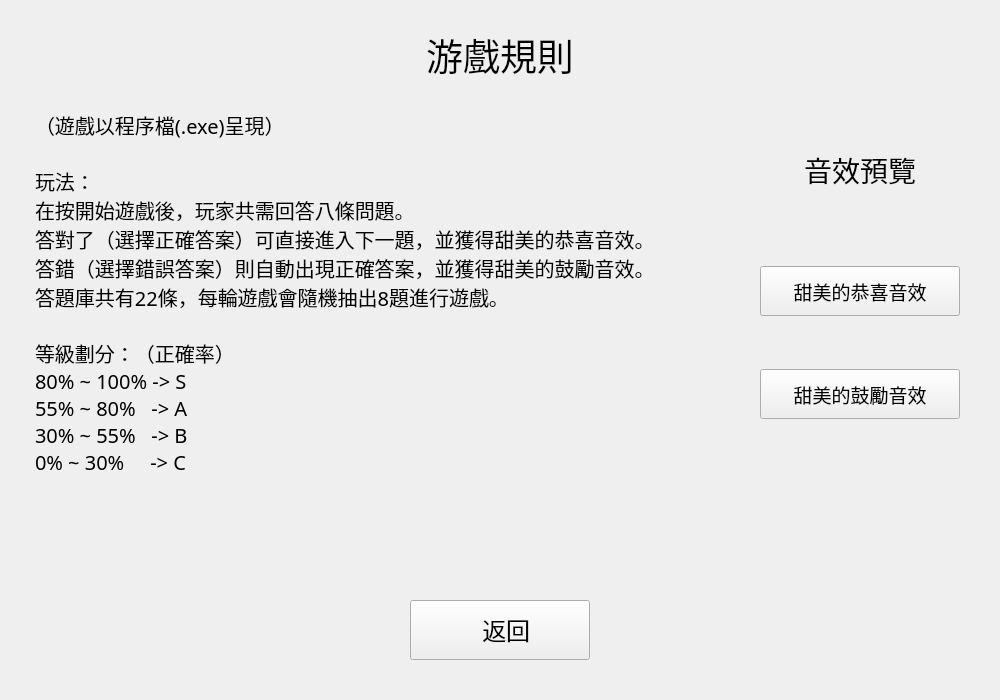
The window that src/ui/rulewidget.ui (hwc20896/EMProj_CMake) describes before a commit, drawn with Qt 5.
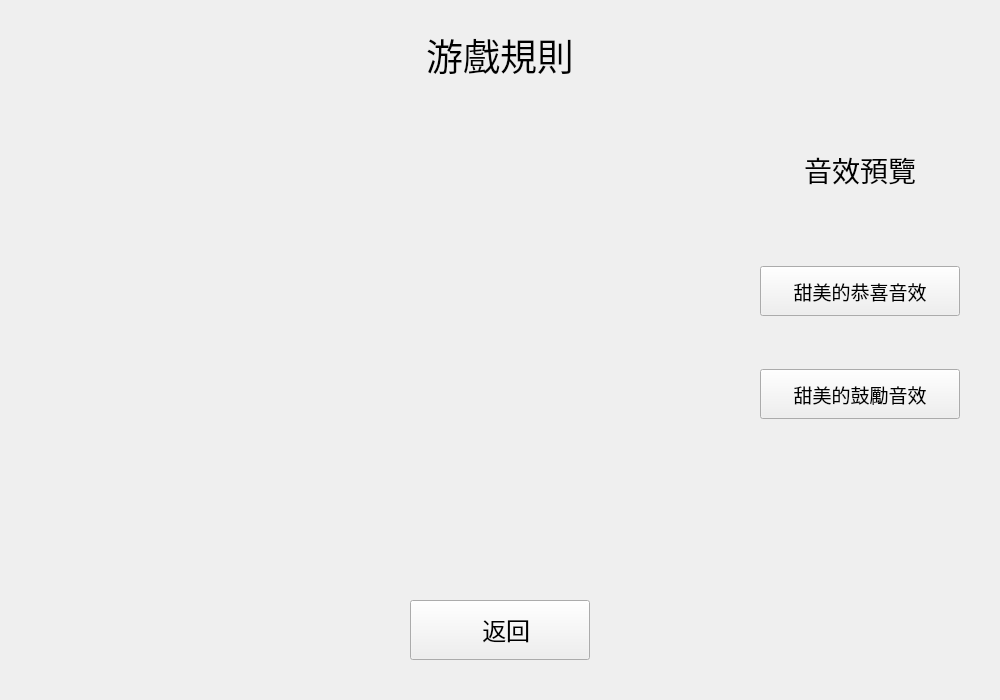
The same window after the commit. Icons and pictures are not drawn.

Commit message: Moved the text display out from ui to be more controllable

```diff
--- a/src/ui/rulewidget.ui
+++ b/src/ui/rulewidget.ui
@@ -51,19 +51,7 @@
     </font>
    </property>
    <property name="text">
-    <string>（遊戲以程序檔(.exe)呈現）
-
-玩法：
-在按開始遊戲後，玩家共需回答八條問題。
-答對了（選擇正確答案）可直接進入下一題，並獲得甜美的恭喜音效。
-答錯（選擇錯誤答案）則自動出現正確答案，並獲得甜美的鼓勵音效。
-答題庫共有22條，每輪遊戲會隨機抽出8題進行遊戲。
-
-等級劃分：（正確率）
-80% ~ 100% -&gt; S
-55% ~ 80%   -&gt; A
-30% ~ 55%   -&gt; B
-0% ~ 30%     -&gt; C</string>
+    <string/>
    </property>
    <property name="textFormat">
     <enum>Qt::TextFormat::AutoText</enum>
```
The commit also changes 3 other files.
